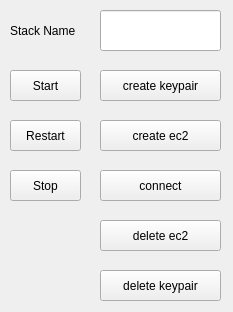
This is AWS.bat.ui in Nummulith/AWS.bat as Qt 5 draws it before an edit. The edited form follows.
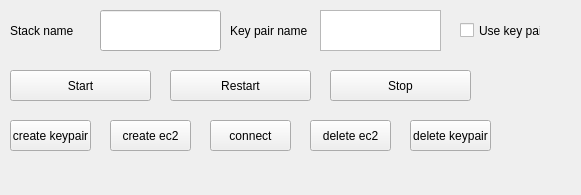
This is the edited form.

Commit message: keypair used

Diff of the .ui file:
```diff
--- a/AWS.bat.ui
+++ b/AWS.bat.ui
@@ -6,8 +6,8 @@
    <rect>
     <x>0</x>
     <y>0</y>
-    <width>233</width>
-    <height>312</height>
+    <width>581</width>
+    <height>195</height>
    </rect>
   </property>
   <property name="sizePolicy">
@@ -24,7 +24,7 @@
     <rect>
      <x>10</x>
      <y>70</y>
-     <width>71</width>
+     <width>141</width>
      <height>31</height>
     </rect>
    </property>
@@ -47,20 +47,20 @@
     <rect>
      <x>10</x>
      <y>10</y>
-     <width>71</width>
+     <width>81</width>
      <height>41</height>
     </rect>
    </property>
    <property name="text">
-    <string>Stack Name</string>
+    <string>Stack name</string>
    </property>
   </widget>
   <widget class="QPushButton" name="pbKeyPairCreate">
    <property name="geometry">
     <rect>
-     <x>100</x>
-     <y>70</y>
-     <width>121</width>
+     <x>10</x>
+     <y>120</y>
+     <width>81</width>
      <height>31</height>
     </rect>
    </property>
@@ -71,9 +71,9 @@
   <widget class="QPushButton" name="pbCloudFormationCreate">
    <property name="geometry">
     <rect>
-     <x>100</x>
+     <x>110</x>
      <y>120</y>
-     <width>121</width>
+     <width>81</width>
      <height>31</height>
     </rect>
    </property>
@@ -84,9 +84,9 @@
   <widget class="QPushButton" name="pbCloudFormationDelete">
    <property name="geometry">
     <rect>
-     <x>100</x>
-     <y>220</y>
-     <width>121</width>
+     <x>310</x>
+     <y>120</y>
+     <width>81</width>
      <height>31</height>
     </rect>
    </property>
@@ -97,9 +97,9 @@
   <widget class="QPushButton" name="pbConnect">
    <property name="geometry">
     <rect>
-     <x>100</x>
-     <y>170</y>
-     <width>121</width>
+     <x>210</x>
+     <y>120</y>
+     <width>81</width>
      <height>31</height>
     </rect>
    </property>
@@ -110,9 +110,9 @@
   <widget class="QPushButton" name="pbKeyPairDelete">
    <property name="geometry">
     <rect>
-     <x>100</x>
-     <y>270</y>
-     <width>121</width>
+     <x>410</x>
+     <y>120</y>
+     <width>81</width>
      <height>31</height>
     </rect>
    </property>
@@ -123,9 +123,9 @@
   <widget class="QPushButton" name="pbRestart">
    <property name="geometry">
     <rect>
-     <x>10</x>
-     <y>120</y>
-     <width>71</width>
+     <x>170</x>
+     <y>70</y>
+     <width>141</width>
      <height>31</height>
     </rect>
    </property>
@@ -136,9 +136,9 @@
   <widget class="QPushButton" name="pbStop">
    <property name="geometry">
     <rect>
-     <x>10</x>
-     <y>170</y>
-     <width>71</width>
+     <x>330</x>
+     <y>70</y>
+     <width>141</width>
      <height>31</height>
     </rect>
    </property>
@@ -146,6 +146,42 @@
     <string>Stop</string>
    </property>
   </widget>
+  <widget class="QLabel" name="label">
+   <property name="geometry">
+    <rect>
+     <x>230</x>
+     <y>10</y>
+     <width>81</width>
+     <height>41</height>
+    </rect>
+   </property>
+   <property name="text">
+    <string>Key pair name</string>
+   </property>
+  </widget>
+  <widget class="QTextEdit" name="leKeyPairName">
+   <property name="geometry">
+    <rect>
+     <x>320</x>
+     <y>10</y>
+     <width>121</width>
+     <height>41</height>
+    </rect>
+   </property>
+  </widget>
+  <widget class="QCheckBox" name="cbKeyPairUse">
+   <property name="geometry">
+    <rect>
+     <x>460</x>
+     <y>10</y>
+     <width>81</width>
+     <height>41</height>
+    </rect>
+   </property>
+   <property name="text">
+    <string>Use key pair</string>
+   </property>
+  </widget>
  </widget>
  <resources/>
  <connections/>
```
The commit also changes 1 other file.
